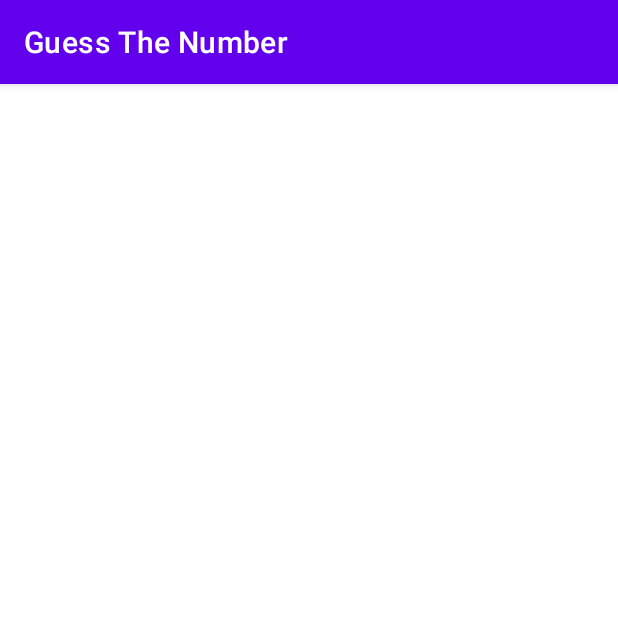
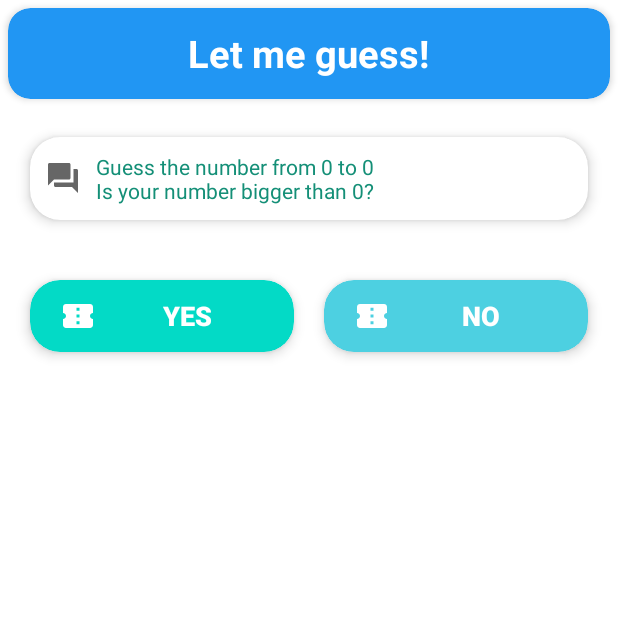
Before and after one commit to xuancanhit99/DevOfProIntPrKotlin, an Android app: the GuessNumber screen opened directly, with no data from a screen before it, on a phone screen of 412 x 824 dp, the top half of it. Run offline under Robolectric (Android 15) with nearby library versions, the phone set to English and light mode, and no system bars.

Commit message:
update pr831

```diff
--- a/pr831/src/main/java/com/xuancanhit/pr8task31/GuessNumber.kt
+++ b/pr831/src/main/java/com/xuancanhit/pr8task31/GuessNumber.kt
@@ -1,11 +1,143 @@
 package com.xuancanhit.pr8task31
 
+import android.annotation.SuppressLint
+import android.app.Dialog
+import android.content.Intent
 import androidx.appcompat.app.AppCompatActivity
 import android.os.Bundle
+import android.util.Log
+import android.view.Window
+import android.widget.Button
+import android.widget.TextView
+import android.widget.Toast
+import androidx.appcompat.app.AlertDialog
 
 class GuessNumber : AppCompatActivity() {
+
+    private lateinit var btnYes: Button
+    private lateinit var btnNo: Button
+    private lateinit var tvText: TextView
+
+    private var min = 0
+    private var max = 0
+    private var sMin = ""
+    private var sMax = ""
+
     override fun onCreate(savedInstanceState: Bundle?) {
         super.onCreate(savedInstanceState)
         setContentView(R.layout.activity_guess_number)
+
+        initUI()
+        initView()
+    }
+
+    @SuppressLint("SetTextI18n")
+    private fun initView() {
+
+        min = intent.getIntExtra("MAIN_MIN", 0)
+        max = intent.getIntExtra("MAIN_MAX", 0)
+        sMin = min.toString();
+        sMax = max.toString();
+
+
+        Log.d("Value Min", min.toString())
+        Log.d("Value Max", max.toString())
+
+        tvText.text =
+            "Guess the number from $sMin to $sMax\nIs your number bigger than " + (max + min) / 2 + "?"
+
+        btnYes.setOnClickListener {
+            middleRangeCalculate("Yes")
+        }
+
+        btnNo.setOnClickListener {
+            middleRangeCalculate("No")
+        }
+    }
+
+    @SuppressLint("SetTextI18n")
+    private fun checkStopAndGiveResult() {
+        if (max - min == 1) {
+            tvText.text =
+                "Guess the number from $sMin to $sMax\nYour number is $max!"
+            showDialog("Your number is $max!")
+        }
+    }
+
+
+    @SuppressLint("SetTextI18n")
+    private fun middleRangeCalculate(status: String) {
+        if (status == "Yes") {
+            min = (max + min) / 2
+            tvText.text =
+                "Guess the number from $sMin to $sMax\nIs your number bigger than " + (max + min) / 2 + "?"
+
+            Log.d("Value Min", min.toString())
+            Log.d("Value Max", max.toString())
+            checkStopAndGiveResult()
+        } else if (status == "No") {
+            max = (max + min) / 2
+            if (max == min) {
+                tvText.text =
+                    "Guess the number from $sMin to $sMax\nYour number is $max!"
+                showDialog("Your number is $max!")
+            }
+            tvText.text =
+                "Guess the number from $sMin to $sMax\nIs your number bigger than " + (max + min) / 2 + "?"
+
+            Log.d("Value Min", min.toString())
+            Log.d("Value Max", max.toString())
+            checkStopAndGiveResult()
+        }
+    }
+
+//    private fun showDialog(title: String) {
+//        val dialog = Dialog(this)
+//        dialog.requestWindowFeature(Window.FEATURE_NO_TITLE)
+//        dialog.setCancelable(false)
+//        dialog.setContentView(R.layout.activity_guess_number)
+//        val body = dialog.findViewById(R.id.tv_guess_number_text) as TextView
+//        body.text = title
+//        val yesBtn = dialog.findViewById(R.id.btn_guess_number_yes) as Button
+//        val noBtn = dialog.findViewById(R.id.btn_guess_number_no) as TextView
+//        yesBtn.setOnClickListener {
+//            dialog.dismiss()
+//        }
+//        noBtn.setOnClickListener { dialog.dismiss() }
+//        dialog.show()
+//    }
+
+    private fun showDialog(title: String) {
+        val builder = AlertDialog.Builder(this)
+        builder.setTitle(title)
+        builder.setMessage("Do you want to continue playing?")
+
+        builder.setPositiveButton("Yes") { dialog, which ->
+            val intent = Intent(this, MainActivity::class.java)
+            startActivity(intent)
+            finish()
+        }
+
+//        builder.setNegativeButton("No") { dialog, which ->
+//
+//        }
+
+        builder.setNeutralButton("No") { dialog, which ->
+            finish()
+        }
+        builder.show()
+    }
+
+
+    private fun initUI() {
+        btnNo = findViewById(R.id.btn_guess_number_no)
+        btnYes = findViewById(R.id.btn_guess_number_yes)
+        tvText = findViewById(R.id.tv_guess_number_text)
+    }
+
+    override fun onBackPressed() {
+        val intent = Intent(this, MainActivity::class.java)
+        startActivity(intent)
+        finish()
     }
 }
--- /dev/null
+++ b/pr831/src/main/res/drawable/ic_baseline_confirmation_number_24.xml
@@ -0,0 +1,10 @@
+<vector xmlns:android="http://schemas.android.com/apk/res/android"
+    android:width="24dp"
+    android:height="24dp"
+    android:viewportWidth="24"
+    android:viewportHeight="24"
+    android:tint="?attr/colorControlNormal">
+  <path
+      android:fillColor="@android:color/white"
+      android:pathData="M22,10V6c0,-1.11 -0.9,-2 -2,-2H4C2.9,4 2.01,4.89 2.01,6v4C3.11,10 4,10.9 4,12s-0.89,2 -2,2v4c0,1.1 0.9,2 2,2h16c1.1,0 2,-0.9 2,-2v-4c-1.1,0 -2,-0.9 -2,-2S20.9,10 22,10zM13,17.5h-2v-2h2V17.5zM13,13h-2v-2h2V13zM13,8.5h-2v-2h2V8.5z"/>
+</vector>
--- /dev/null
+++ b/pr831/src/main/res/drawable/ic_baseline_question_answer_24.xml
@@ -0,0 +1,10 @@
+<vector xmlns:android="http://schemas.android.com/apk/res/android"
+    android:width="24dp"
+    android:height="24dp"
+    android:viewportWidth="24"
+    android:viewportHeight="24"
+    android:tint="?attr/colorControlNormal">
+  <path
+      android:fillColor="@android:color/white"
+      android:pathData="M21,6h-2v9L6,15v2c0,0.55 0.45,1 1,1h11l4,4L22,7c0,-0.55 -0.45,-1 -1,-1zM17,12L17,3c0,-0.55 -0.45,-1 -1,-1L3,2c-0.55,0 -1,0.45 -1,1v14l4,-4h10c0.55,0 1,-0.45 1,-1z"/>
+</vector>
--- a/pr831/src/main/res/layout/activity_guess_number.xml
+++ b/pr831/src/main/res/layout/activity_guess_number.xml
@@ -1,9 +1,119 @@
 <?xml version="1.0" encoding="utf-8"?>
-<androidx.constraintlayout.widget.ConstraintLayout xmlns:android="http://schemas.android.com/apk/res/android"
+<LinearLayout xmlns:android="http://schemas.android.com/apk/res/android"
     xmlns:app="http://schemas.android.com/apk/res-auto"
     xmlns:tools="http://schemas.android.com/tools"
     android:layout_width="match_parent"
+    android:orientation="vertical"
+    android:background="#fff"
     android:layout_height="match_parent"
     tools:context=".GuessNumber">
 
-</androidx.constraintlayout.widget.ConstraintLayout>
+    <androidx.cardview.widget.CardView
+        android:layout_width="match_parent"
+        android:layout_height="wrap_content"
+        android:layout_margin="5dp"
+        app:cardBackgroundColor="@color/myColor1"
+        app:cardCornerRadius="15dp"
+        app:cardElevation="3dp">
+
+    <RelativeLayout
+        android:layout_width="match_parent"
+        android:layout_height="50dp"
+        android:layout_margin="5dp">
+
+        <TextView
+            android:layout_width="wrap_content"
+            android:layout_height="wrap_content"
+            android:layout_centerInParent="true"
+            android:background="?attr/selectableItemBackground"
+            android:text="Let me guess!"
+            android:textColor="@color/whiteTextColor"
+            android:textSize="25sp"
+            android:textStyle="bold" />
+    </RelativeLayout>
+    </androidx.cardview.widget.CardView>
+
+    <androidx.cardview.widget.CardView
+        android:layout_width="match_parent"
+        android:layout_height="wrap_content"
+        android:layout_margin="20dp"
+        app:cardCornerRadius="20dp"
+        app:cardElevation="5dp">
+
+        <LinearLayout
+            android:layout_width="match_parent"
+            android:layout_height="wrap_content"
+            android:orientation="vertical">
+
+            <TextView
+                android:id="@+id/tv_guess_number_text"
+                android:layout_width="wrap_content"
+                android:layout_height="wrap_content"
+                android:layout_margin="10dp"
+                android:drawablePadding="10dp"
+                android:drawableStart="@drawable/ic_baseline_question_answer_24"
+                android:drawableTint="?attr/colorControlNormal"
+                android:textColor="@color/myColor8" />
+        </LinearLayout>
+    </androidx.cardview.widget.CardView>
+
+    <LinearLayout
+        android:id="@+id/linearLayout"
+        android:layout_width="match_parent"
+        android:layout_height="wrap_content"
+        android:orientation="horizontal"
+        android:padding="10dp">
+
+        <androidx.cardview.widget.CardView
+            android:layout_width="0dp"
+            android:layout_height="match_parent"
+            android:layout_margin="10dp"
+            android:layout_weight="1"
+            app:cardBackgroundColor="@color/myColor2"
+            app:cardCornerRadius="20dp"
+            app:cardElevation="5dp">
+
+            <Button
+                android:id="@+id/btn_guess_number_yes"
+                android:layout_width="match_parent"
+                android:layout_height="match_parent"
+                android:background="?attr/selectableItemBackground"
+                android:drawableStart="@drawable/ic_baseline_confirmation_number_24"
+                android:drawablePadding="10dp"
+                android:drawableTint="@color/white"
+                android:paddingLeft="20dp"
+                android:paddingRight="20dp"
+                android:text="Yes"
+                android:textColor="@color/white"
+                android:textSize="18sp"
+                android:textStyle="bold" />
+        </androidx.cardview.widget.CardView>
+
+        <androidx.cardview.widget.CardView
+            android:layout_width="0dp"
+            android:layout_height="match_parent"
+            android:layout_margin="10dp"
+            android:layout_weight="1"
+            app:cardBackgroundColor="@color/myColor7"
+            app:cardCornerRadius="20dp"
+            app:cardElevation="5dp">
+
+            <Button
+                android:id="@+id/btn_guess_number_no"
+                android:layout_width="match_parent"
+                android:layout_height="match_parent"
+                android:background="?attr/selectableItemBackground"
+                android:drawableStart="@drawable/ic_baseline_confirmation_number_24"
+                android:drawablePadding="10dp"
+                android:drawableTint="#fff"
+                android:paddingLeft="20dp"
+                android:paddingRight="20dp"
+                android:text="No"
+                android:textColor="#fff"
+                android:textSize="18sp"
+                android:textStyle="bold" />
+        </androidx.cardview.widget.CardView>
+    </LinearLayout>
+
+
+</LinearLayout>
--- a/pr831/src/main/res/values-night/themes.xml
+++ b/pr831/src/main/res/values-night/themes.xml
@@ -1,6 +1,6 @@
 <resources xmlns:tools="http://schemas.android.com/tools">
     <!-- Base application theme. -->
-    <style name="Theme.DevOfProIntPrKotlin" parent="Theme.MaterialComponents.DayNight.DarkActionBar">
+    <style name="Theme.DevOfProIntPrKotlin" parent="Theme.AppCompat.Light.NoActionBar">
         <!-- Primary brand color. -->
         <item name="colorPrimary">@color/purple_200</item>
         <item name="colorPrimaryVariant">@color/purple_700</item>
--- a/pr831/src/main/res/values/themes.xml
+++ b/pr831/src/main/res/values/themes.xml
@@ -1,6 +1,6 @@
 <resources xmlns:tools="http://schemas.android.com/tools">
     <!-- Base application theme. -->
-    <style name="Theme.DevOfProIntPrKotlin" parent="Theme.MaterialComponents.DayNight.DarkActionBar">
+    <style name="Theme.DevOfProIntPrKotlin" parent="Theme.AppCompat.Light.NoActionBar">
         <!-- Primary brand color. -->
         <item name="colorPrimary">@color/purple_500</item>
         <item name="colorPrimaryVariant">@color/purple_700</item>
```
Also changed, not shown: pr831/src/main/java/com/xuancanhit/pr8task31/MainActivity.kt (+37 -1 lines), pr831/src/main/res/drawable/ic_baseline_play_arrow_24.xml (added, +10 -0 lines), pr831/src/main/res/layout/activity_main.xml (+12 -9 lines).
